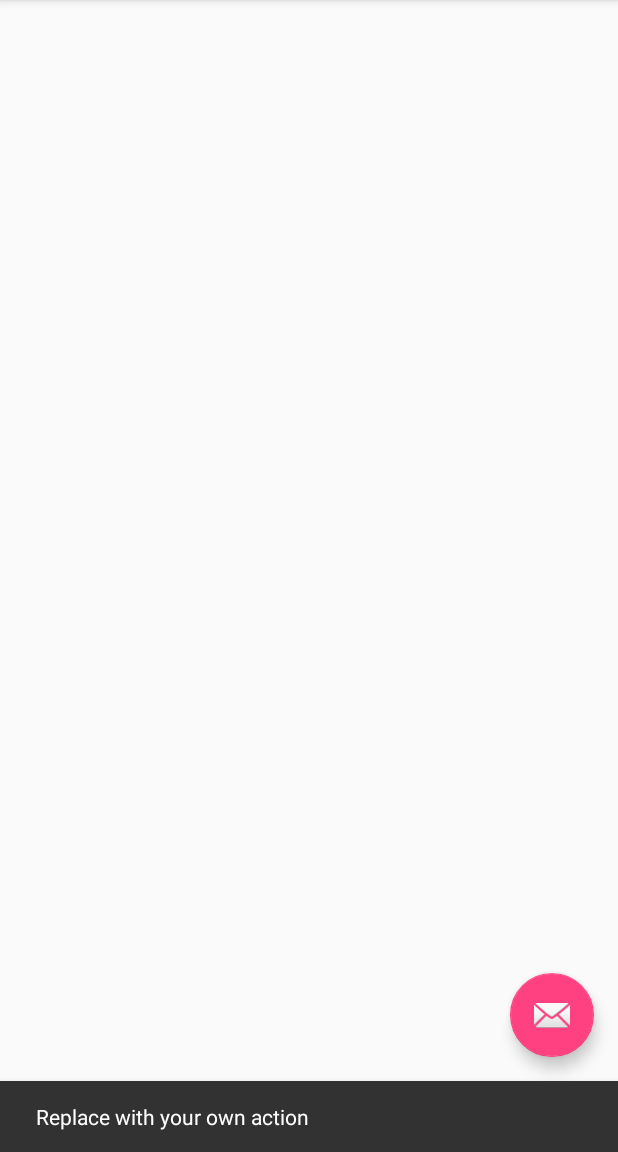
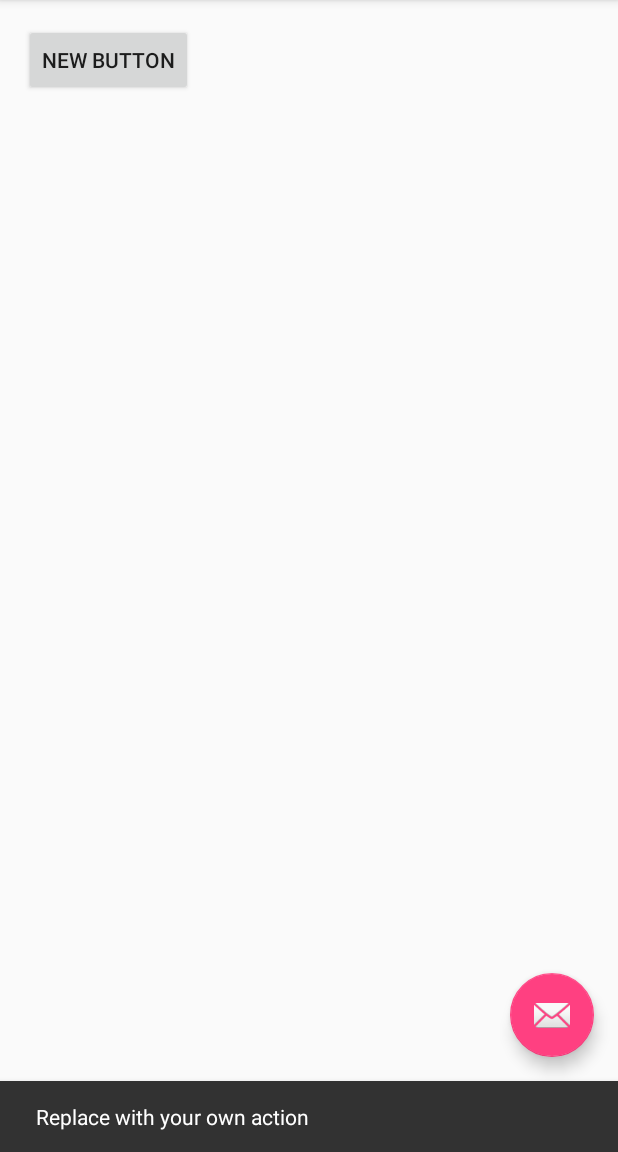
Before and after one commit to JonathanF1994/party-radar, an Android app: the screen it shows after launch (MainActivity), after a tap on an icon or button, on a phone screen of 412 x 824 dp, the part 84-1236 px from its top. Run offline under Robolectric (Android 15) with nearby library versions, the phone set to English and light mode, and no system bars.

Commit message:
Create complete Database Handler -> Not working at he moment

```diff
--- a/app/src/main/java/pure_software/de/party_radar/MainActivity.java
+++ b/app/src/main/java/pure_software/de/party_radar/MainActivity.java
@@ -1,5 +1,7 @@
 package pure_software.de.party_radar;
 
+import android.content.ContentValues;
+import android.database.sqlite.SQLiteDatabase;
 import android.os.Bundle;
 import android.support.design.widget.FloatingActionButton;
 import android.support.design.widget.Snackbar;
@@ -9,8 +11,12 @@ import android.view.View;
 import android.view.Menu;
 import android.view.MenuItem;
 
+import pure_software.de.party_radar.services.actions.DatabaseAction;
+import pure_software.de.party_radar.services.contracts.PersonalInformationContract;
+import pure_software.de.party_radar.services.db_helper.PersonalInformationDbHelper;
+
 public class MainActivity extends AppCompatActivity {
-
+    DatabaseAction databaseAction;
     @Override
     protected void onCreate(Bundle savedInstanceState) {
         super.onCreate(savedInstanceState);
@@ -49,4 +55,9 @@ public class MainActivity extends AppCompatActivity {
 
         return super.onOptionsItemSelected(item);
     }
+
+    public void checkDetails(View view) {
+        databaseAction = new DatabaseAction();
+        databaseAction.writePersonalInformation("Jonathan", "Fuchs", "JeyFox", 21, 0, false, false);
+    }
 }
--- a/app/src/main/res/layout/content_main.xml
+++ b/app/src/main/res/layout/content_main.xml
@@ -37,7 +37,15 @@
                     android:id="@+id/linearLayout"
                     android:layout_width="match_parent"
                     android:layout_height="match_parent"
-                    android:orientation="vertical"></LinearLayout>
+                    android:orientation="vertical">
+
+                    <Button
+                        android:layout_width="wrap_content"
+                        android:layout_height="wrap_content"
+                        android:text="New Button"
+                        android:id="@+id/button"
+                        android:onClick="checkDetails"/>
+                </LinearLayout>
 
                 <LinearLayout
                     android:id="@+id/linearLayout2"
```
Also changed, not shown: app/src/main/java/pure_software/de/party_radar/pure_software/de/party_radar/general/GeneralImpl.java (added, +8 -0 lines), app/src/main/java/pure_software/de/party_radar/services/PersonalInformationDbHelper.java (deleted, +0 -30 lines), app/src/main/java/pure_software/de/party_radar/services/actions/BaseAction.java (added, +31 -0 lines), app/src/main/java/pure_software/de/party_radar/services/actions/DatabaseAction.java (added, +33 -0 lines), app/src/main/java/pure_software/de/party_radar/services/actions/IBaseAction.java (added, +15 -0 lines), app/src/main/java/pure_software/de/party_radar/services/contracts/PersonalInformationContract.java (renamed from app/src/main/java/pure_software/de/party_radar/services/PersonalInformationContract.java, +6 -2 lines), app/src/main/java/pure_software/de/party_radar/services/db_helper/PersonalInformationDbHelper.java (added, +51 -0 lines), 2 other files.
